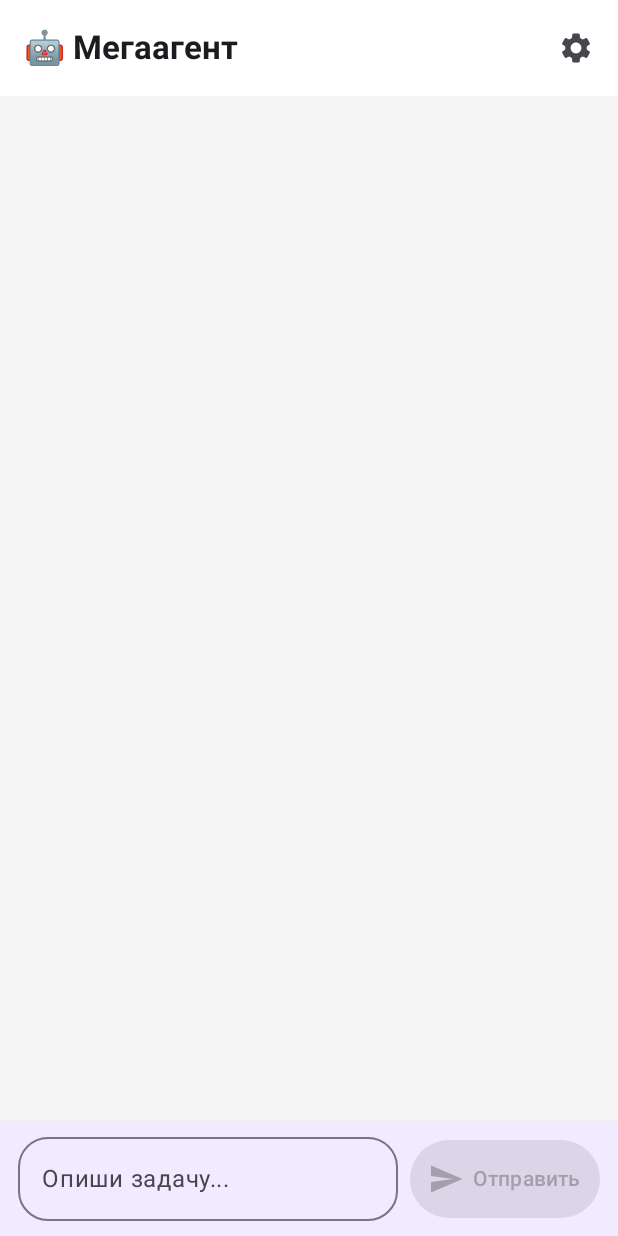
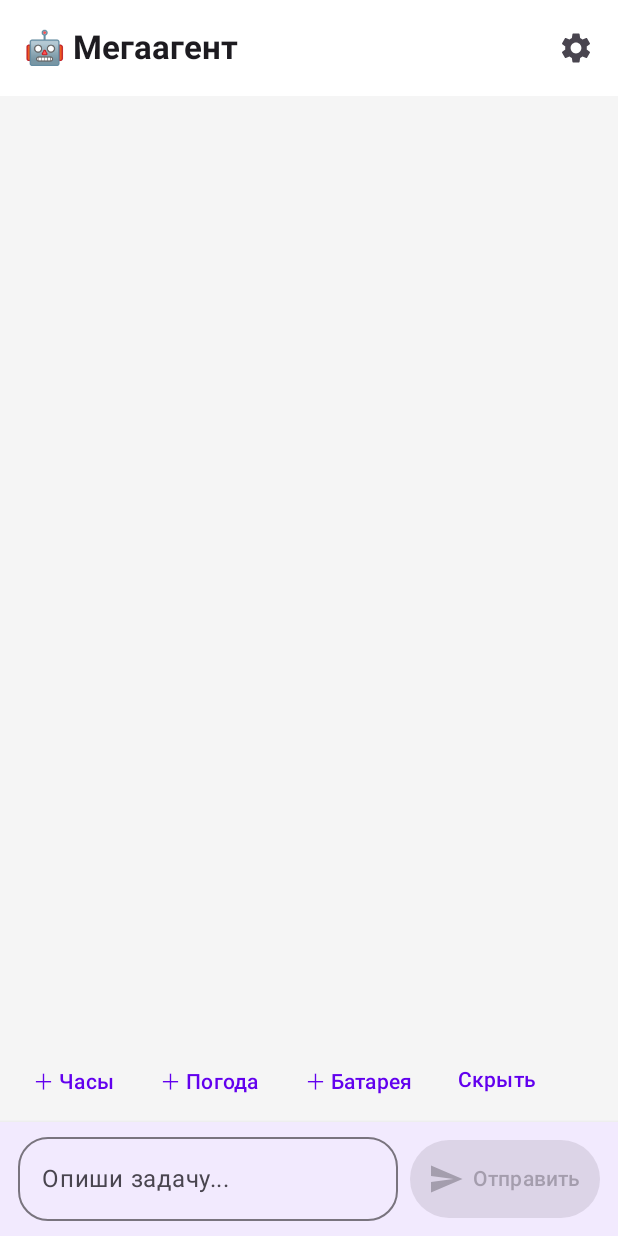
Before and after one commit to shevgti/AgentMaster-App, an Android app built with Jetpack Compose: the screen it shows after launch (MainActivity), on a phone screen of 412 x 824 dp. Run offline under Robolectric (Android 15) with nearby library versions, the phone set to English and light mode, and no system bars; pictures from the network do not load.

Commit message:
feat: add quick live widget controls to chat screen

```diff
--- a/app/src/main/java/com/agentmaster/ui/ChatScreen.kt
+++ b/app/src/main/java/com/agentmaster/ui/ChatScreen.kt
@@ -92,6 +92,17 @@ fun ChatScreen(tasks: List<Task>, isWorking: Boolean, widgets: List<LiveWidget>,
                 )
             }
 
+            Row(
+                modifier = Modifier.fillMaxWidth().padding(horizontal = 10.dp, vertical = 4.dp),
+                horizontalArrangement = Arrangement.spacedBy(6.dp),
+                verticalAlignment = Alignment.CenterVertically
+            ) {
+                TextButton(onClick = { onSendTask("Добавь ещё часы") }) { Text("＋ Часы") }
+                TextButton(onClick = { onSendTask("Покажи погоду") }) { Text("＋ Погода") }
+                TextButton(onClick = { onSendTask("Добавь ещё батарею") }) { Text("＋ Батарея") }
+                TextButton(onClick = { onSendTask("Спрячь все блоки") }) { Text("Скрыть") }
+            }
+
             if (isWorking) {
                 Row(
                     Modifier.fillMaxWidth().padding(horizontal = 12.dp, vertical = 6.dp),
```
